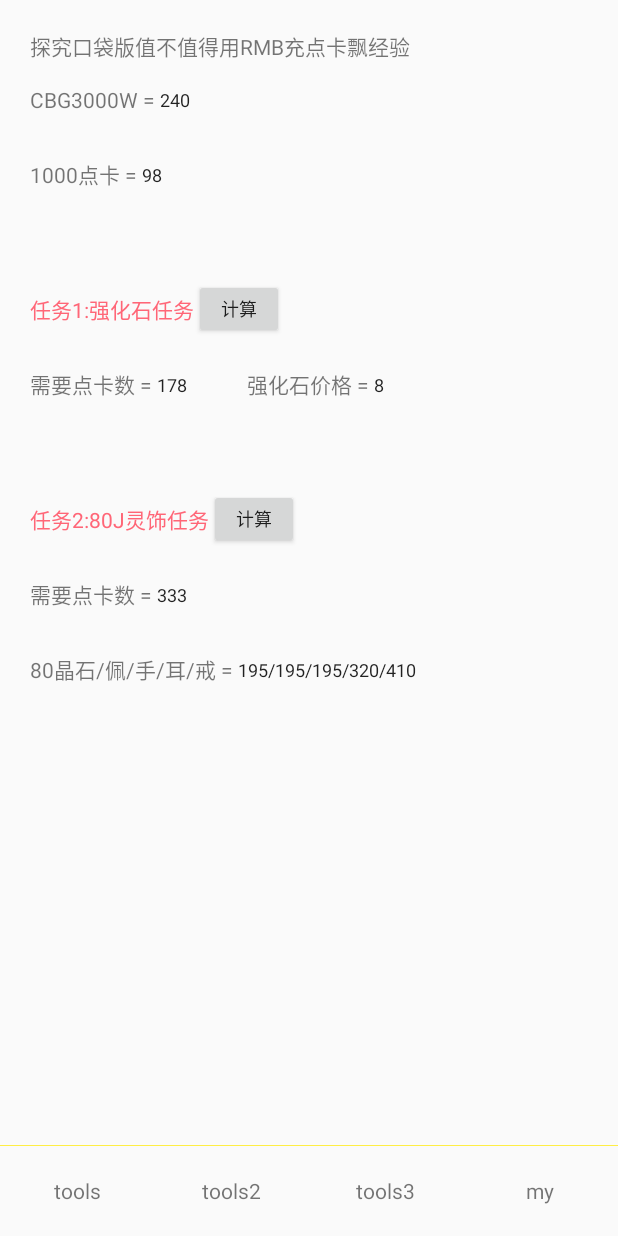
After one commit to jsonlp/mymh, an Android app: the fragment KouDaiFragment placed in its activity, on a phone screen of 412 x 824 dp. The commit adds this screen. Run offline under Robolectric (Android 15) with nearby library versions, the phone set to English and light mode, and no system bars.

Commit message:
add koudaiban test

```diff
--- a/app/src/main/java/com/lpan/my/mh/fragment/HomeFragment.java
+++ b/app/src/main/java/com/lpan/my/mh/fragment/HomeFragment.java
@@ -3,7 +3,6 @@ package com.lpan.my.mh.fragment;
 
 import android.support.v7.widget.LinearLayoutManager;
 import android.support.v7.widget.RecyclerView;
-import android.util.Log;
 import android.view.View;
 
 import com.lpan.my.mh.R;
@@ -50,6 +49,9 @@ public class HomeFragment extends BaseFragment {
     private void initData() {
         List<HomeItemData> list = new ArrayList<>();
         list.add(new HomeItemData(HomeItemData.CALCULATE_TILI_TAG, "1 计算体活"));
+        list.add(new HomeItemData(HomeItemData.TI_HUO_WORTH_COMPARE, "2 体活价值比较"));
+        list.add(new HomeItemData(HomeItemData.KOU_DAI_XY, "3 口袋丹青"));
+
         getAdapter().add(list);
         getAdapter().notifyItemRangeChanged(0, list.size());
     }
--- a/app/src/main/java/com/lpan/my/mh/model/HomeItemData.java
+++ b/app/src/main/java/com/lpan/my/mh/model/HomeItemData.java
@@ -5,6 +5,8 @@ package com.lpan.my.mh.model;
  */
 public class HomeItemData {
     public static final String CALCULATE_TILI_TAG = "calculate_tili";
+    public static final String TI_HUO_WORTH_COMPARE = "ti_huo_worth_compare";
+    public static final String KOU_DAI_XY = "kou_dai_xy";
 
 
     private String tag;
--- a/app/src/main/java/com/lpan/my/mh/utils/Utils.java
+++ b/app/src/main/java/com/lpan/my/mh/utils/Utils.java
@@ -107,4 +107,8 @@ public class Utils {
         }
         return output.toByteArray();
     }
+
+    public static double keepTwoDecimal(double input){
+        return (double) Math.round(input * 100) / 100;
+    }
 }
--- /dev/null
+++ b/app/src/main/res/layout/fragment_koudai.xml
@@ -0,0 +1,200 @@
+<?xml version="1.0" encoding="utf-8"?>
+<ScrollView
+    xmlns:android="http://schemas.android.com/apk/res/android"
+    android:layout_width="match_parent"
+    android:layout_height="match_parent"
+    android:orientation="vertical">
+
+    <LinearLayout
+        android:layout_width="match_parent"
+        android:layout_height="match_parent"
+        android:orientation="vertical"
+        android:padding="20dp">
+
+        <TextView
+            android:layout_width="wrap_content"
+            android:layout_height="wrap_content"
+            android:text="探究口袋版值不值得用RMB充点卡飘经验"/>
+
+        <LinearLayout
+            android:layout_width="match_parent"
+            android:layout_height="50dp"
+            android:gravity="center_vertical"
+            android:orientation="horizontal">
+
+            <TextView
+                android:layout_width="wrap_content"
+                android:layout_height="wrap_content"
+                android:text="CBG3000W = "/>
+
+            <EditText
+                android:id="@+id/cbg_price_edit"
+                android:layout_width="wrap_content"
+                android:layout_height="match_parent"
+                android:layout_weight="1"
+                android:background="@null"
+                android:hint="单位元"
+                android:text="240"
+                android:maxLines="1"
+                android:inputType="numberDecimal"
+                android:textSize="12sp"/>
+        </LinearLayout>
+
+        <LinearLayout
+            android:layout_width="match_parent"
+            android:layout_height="50dp"
+            android:gravity="center_vertical"
+            android:orientation="horizontal">
+
+            <TextView
+                android:layout_width="wrap_content"
+                android:layout_height="wrap_content"
+                android:text="1000点卡 = "/>
+
+            <EditText
+                android:id="@+id/game_time_price_edit"
+                android:layout_width="wrap_content"
+                android:layout_height="match_parent"
+                android:layout_weight="1"
+                android:background="@null"
+                android:hint="单位元"
+                android:text="98"
+                android:maxLines="1"
+                android:inputType="numberDecimal"
+                android:textSize="12sp"/>
+        </LinearLayout>
+
+        <LinearLayout
+            android:layout_width="match_parent"
+            android:layout_height="50dp"
+            android:layout_marginTop="40dp"
+            android:gravity="center_vertical"
+            android:orientation="horizontal">
+
+            <TextView
+                android:layout_width="wrap_content"
+                android:layout_height="wrap_content"
+                android:text="任务1:强化石任务"
+                android:textColor="#f67"/>
+
+            <Button
+                android:id="@+id/calculate_qiang_hua_bt"
+                android:layout_width="60dp"
+                android:layout_height="40dp"
+                android:text="计算"
+                android:textSize="12sp"/>
+
+        </LinearLayout>
+
+        <LinearLayout
+            android:layout_width="match_parent"
+            android:layout_height="50dp"
+            android:gravity="center_vertical"
+            android:orientation="horizontal">
+
+            <TextView
+                android:layout_width="wrap_content"
+                android:layout_height="wrap_content"
+                android:text="需要点卡数 = "/>
+
+            <EditText
+                android:id="@+id/qiang_hua_cost_edit"
+                android:layout_width="60dp"
+                android:text="178"
+                android:layout_height="match_parent"
+                android:background="@null"
+                android:hint="单位点"
+                android:inputType="numberDecimal"
+                android:maxLines="1"
+                android:textSize="12sp"/>
+
+            <TextView
+                android:layout_width="wrap_content"
+                android:layout_height="wrap_content"
+                android:text="强化石价格 = "/>
+
+            <EditText
+                android:id="@+id/qiang_hua_price_edit"
+                android:layout_width="60dp"
+                android:layout_height="match_parent"
+                android:background="@null"
+                android:hint="单位W"
+                android:maxLines="1"
+                android:text="8"
+                android:inputType="numberDecimal"
+                android:textSize="12sp"/>
+        </LinearLayout>
+
+        <LinearLayout
+            android:layout_width="match_parent"
+            android:layout_height="50dp"
+            android:layout_marginTop="40dp"
+            android:gravity="center_vertical"
+            android:orientation="horizontal">
+
+            <TextView
+                android:layout_width="wrap_content"
+                android:layout_height="wrap_content"
+                android:text="任务2:80J灵饰任务"
+                android:textColor="#f67"/>
+
+            <Button
+                android:id="@+id/calculate_ling_shi_bt"
+                android:layout_width="60dp"
+                android:layout_height="40dp"
+                android:text="计算"
+                android:textSize="12sp"/>
+
+        </LinearLayout>
+
+        <LinearLayout
+            android:layout_width="match_parent"
+            android:layout_height="50dp"
+            android:gravity="center_vertical"
+            android:orientation="horizontal">
+
+            <TextView
+                android:layout_width="wrap_content"
+                android:layout_height="wrap_content"
+                android:text="需要点卡数 = "/>
+
+            <EditText
+                android:id="@+id/ling_shi_cost_edit"
+                android:layout_width="60dp"
+                android:layout_height="match_parent"
+                android:background="@null"
+                android:hint="单位点"
+                android:text="333"
+                android:inputType="numberDecimal"
+                android:maxLines="1"
+                android:textSize="12sp"/>
+
+        </LinearLayout>
+
+        <LinearLayout
+            android:layout_width="match_parent"
+            android:layout_height="50dp"
+            android:gravity="center_vertical"
+            android:orientation="horizontal">
+
+            <TextView
+                android:layout_width="wrap_content"
+                android:layout_height="wrap_content"
+                android:text="80晶石/佩/手/耳/戒 = "/>
+
+            <EditText
+                android:id="@+id/ling_shi_price_edit"
+                android:layout_width="match_parent"
+                android:layout_height="match_parent"
+                android:layout_weight="1"
+                android:background="@null"
+                android:hint="例子:200/200/200/300/400"
+                android:text="195/195/195/320/410"
+                android:maxLines="1"
+                android:textSize="12sp"/>
+        </LinearLayout>
+
+    </LinearLayout>
+
+
+</ScrollView>
```
Also changed, not shown: app/src/main/java/com/lpan/my/mh/adapter/HomeAdapter.java (+29 -7 lines), app/src/main/java/com/lpan/my/mh/fragment/KouDaiFragment.java (added, +152 -0 lines), app/src/main/java/com/lpan/my/mh/fragment/TiHuoCompareFragment.java (added, +30 -0 lines), app/src/main/res/layout/fragment_ti_huo_compare.xml (added, +12 -0 lines).
